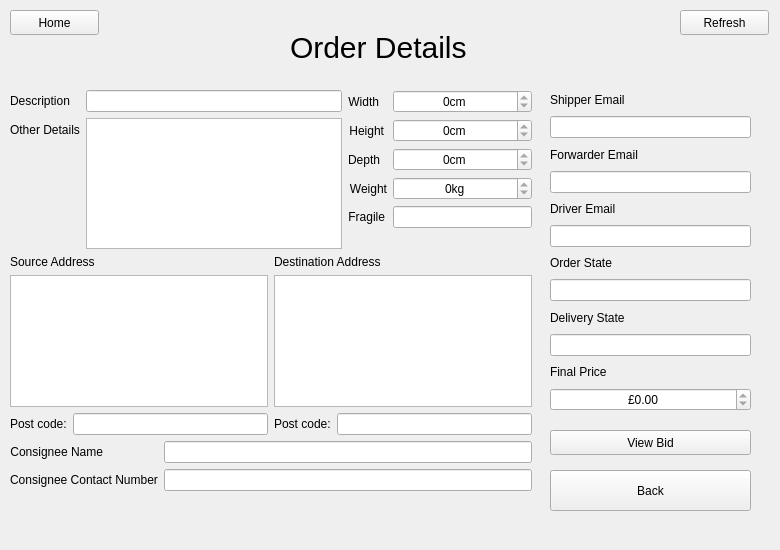
Qt form ui/forwarderpage.ui (JakWaterfall/E-transport-Marketplace) before a commit.
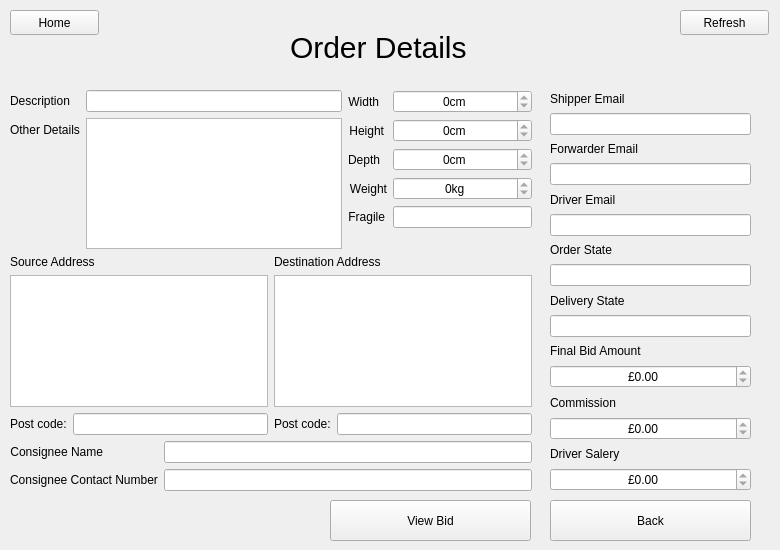
The same form after that commit. The open tabs and pages were chosen to show the change.

The edit to the form file:
```diff
--- a/ui/forwarderpage.ui
+++ b/ui/forwarderpage.ui
@@ -855,7 +855,7 @@
        <x>550</x>
        <y>60</y>
        <width>201</width>
-       <height>321</height>
+       <height>401</height>
       </rect>
      </property>
      <layout class="QVBoxLayout" name="contractDetails_OrderDetails">
@@ -977,7 +977,7 @@
       <item>
        <widget class="QLabel" name="finalPriceLabel_OrderDetails">
         <property name="text">
-         <string>Final Price</string>
+         <string>Final Bid Amount</string>
         </property>
         <property name="buddy">
          <cstring>sourceEdit_NewOrder</cstring>
@@ -1009,15 +1009,85 @@
         </property>
        </widget>
       </item>
+      <item>
+       <widget class="QLabel" name="commissionLabel_OrderDetails">
+        <property name="text">
+         <string>Commission</string>
+        </property>
+        <property name="buddy">
+         <cstring>sourceEdit_NewOrder</cstring>
+        </property>
+       </widget>
+      </item>
+      <item>
+       <widget class="QDoubleSpinBox" name="commissionSpinBox_OrderDetails">
+        <property name="enabled">
+         <bool>true</bool>
+        </property>
+        <property name="alignment">
+         <set>Qt::AlignCenter</set>
+        </property>
+        <property name="readOnly">
+         <bool>true</bool>
+        </property>
+        <property name="prefix">
+         <string>£</string>
+        </property>
+        <property name="suffix">
+         <string/>
+        </property>
+        <property name="decimals">
+         <number>2</number>
+        </property>
+        <property name="maximum">
+         <double>9999.000000000000000</double>
+        </property>
+       </widget>
+      </item>
+      <item>
+       <widget class="QLabel" name="finalDriverPriceLabel_OrderDetails">
+        <property name="text">
+         <string>Driver Salery</string>
+        </property>
+        <property name="buddy">
+         <cstring>sourceEdit_NewOrder</cstring>
+        </property>
+       </widget>
+      </item>
+      <item>
+       <widget class="QDoubleSpinBox" name="finalDriverPriceSpinBox_OrderDetails">
+        <property name="enabled">
+         <bool>true</bool>
+        </property>
+        <property name="alignment">
+         <set>Qt::AlignCenter</set>
+        </property>
+        <property name="readOnly">
+         <bool>true</bool>
+        </property>
+        <property name="prefix">
+         <string>£</string>
+        </property>
+        <property name="suffix">
+         <string/>
+        </property>
+        <property name="decimals">
+         <number>2</number>
+        </property>
+        <property name="maximum">
+         <double>9999.000000000000000</double>
+        </property>
+       </widget>
+      </item>
      </layout>
     </widget>
     <widget class="QPushButton" name="viewBidBtn_OrderDetails">
      <property name="geometry">
       <rect>
-       <x>550</x>
-       <y>400</y>
+       <x>330</x>
+       <y>470</y>
        <width>201</width>
-       <height>25</height>
+       <height>41</height>
       </rect>
      </property>
      <property name="text">
@@ -1403,7 +1473,7 @@
      <property name="geometry">
       <rect>
        <x>550</x>
-       <y>440</y>
+       <y>470</y>
        <width>201</width>
        <height>41</height>
       </rect>
```
Left out of the diff: 4 changed lines with no effect on the pictures.
